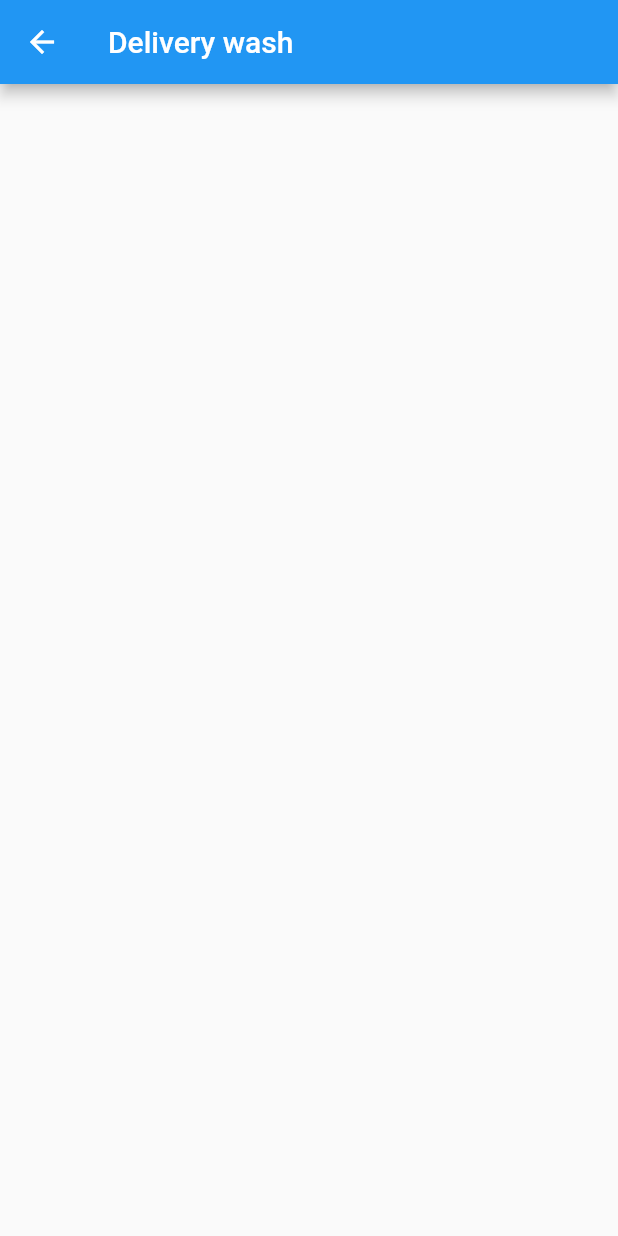
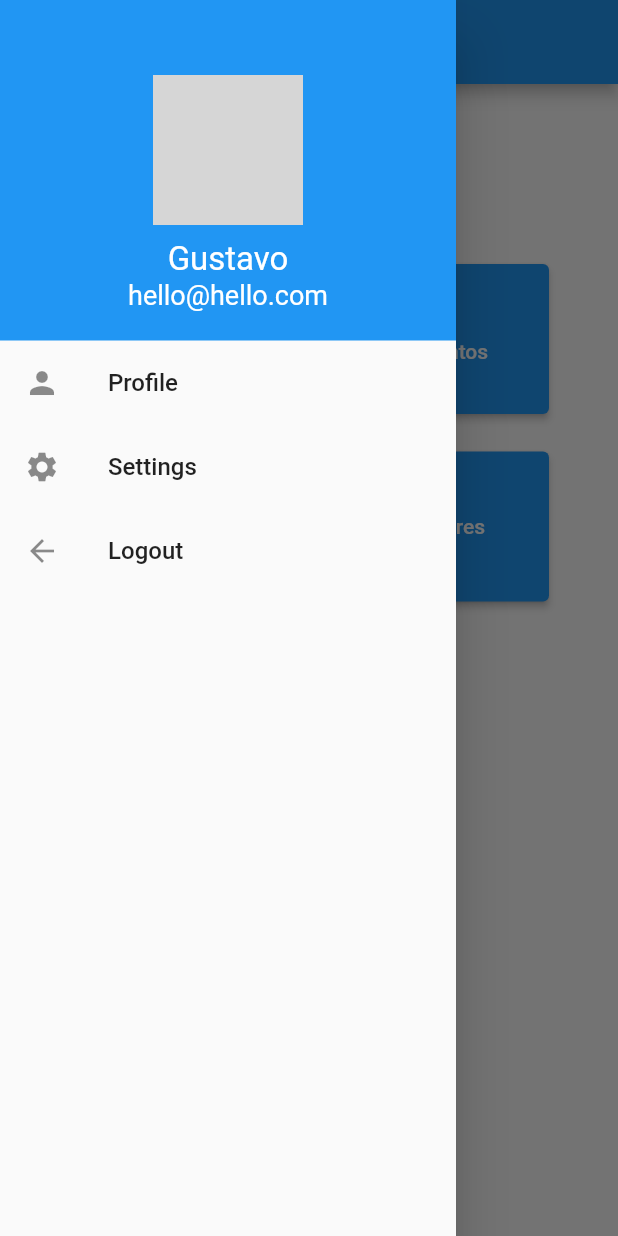
Before and after one commit to SILVAG0D/delivery_wash, a Flutter app: the MainScreen screen opened directly, with the side drawer open (before the commit the screen has no drawer), on a phone screen of 412 x 824 dp. Run offline on Flutter 3.47's test engine with Material 2 defaults, Android fonts, the light colour scheme and no system bars; network calls fail; grey boxes are pictures that could not be loaded.

Commit message:
tela main finalizada ,porem com possiveis alterações

```diff
--- /dev/null
+++ b/lib/home/components/drawer_screen.dart
@@ -0,0 +1,96 @@
+import 'package:delivery_wash/login/login_screen.dart';
+import 'package:flutter/material.dart';
+
+class DrawerScreen extends StatefulWidget {
+  @override
+  _DrawerScreenState createState() => _DrawerScreenState();
+}
+
+class _DrawerScreenState extends State<DrawerScreen> {
+  @override
+  Widget build(BuildContext context) {
+    return Drawer(
+      child: Column(
+        children: [
+          Container(
+            width: double.infinity,
+            padding: EdgeInsets.all(20),
+            color: Colors.blue,
+            child: Center(
+              child: Column(
+                children: [
+                  Container(
+                    width: 100,
+                    height: 100,
+                    margin: EdgeInsets.only(
+                      top: 30,
+                      bottom: 10
+                    ),
+                    decoration: BoxDecoration(
+                      shape: BoxShape.circle,
+                      image: DecorationImage(
+                          image: NetworkImage(
+                              'https://cdns-images.dzcdn.net/images/artist/9b7bb7d363cd06ed68f18892bcaa510e/500x500.jpg'),
+                          fit: BoxFit.fill),
+                    ),
+                  ),
+
+                  Text(
+                    'Gustavo',
+                    style: TextStyle(
+                      fontSize: 22,
+                      color: Colors.white
+                    ),
+                  ),
+
+                  Text(
+                    'hello@hello.com',
+                    style: TextStyle(
+                      fontSize: 18,
+                      color: Colors.white
+                    ),
+                  ),
+
+
+                ],
+              ),
+            ),
+          ),
+          ListTile(
+            leading: Icon(Icons.person),
+            title: Text('Profile',
+            style: TextStyle(
+              fontSize: 16,
+              fontWeight: FontWeight.w500 ,
+            ),
+            ),
+          ),
+
+            ListTile(
+            leading: Icon(Icons.settings),
+            title: Text('Settings',
+            style: TextStyle(
+              fontSize: 16,
+              fontWeight: FontWeight.w500 ,
+            ),
+            ),
+          ),
+
+            ListTile(
+
+            leading: Icon(Icons.arrow_back),
+            title: Text('Logout',
+            style: TextStyle(
+              fontSize: 16,
+              fontWeight: FontWeight.w500 ,
+            ),
+            ),
+            onTap: () {
+               Navigator.push(context,MaterialPageRoute(builder: (context) => LoginScreen()));
+            },
+          )
+        ],
+      ),
+    );
+  }
+}
--- a/lib/home/main_screen.dart
+++ b/lib/home/main_screen.dart
@@ -1,8 +1,8 @@
+import 'package:delivery_wash/home/components/drawer_screen.dart';
+import 'package:delivery_wash/washers/washers_screen.dart';
 import 'package:flutter/material.dart';
 
 class MainScreen extends StatefulWidget {
-
-
   @override
   _MainScreenState createState() => _MainScreenState();
 }
@@ -11,10 +11,73 @@ class _MainScreenState extends State<MainScreen> {
   @override
   Widget build(BuildContext context) {
     return Scaffold(
-      appBar: AppBar(
-        title: Text('Delivery wash'),
+        appBar: AppBar(
+          title: Text('Delivery wash'),
+        ),
+        drawer: DrawerScreen(),
+        body: Container(
+          padding: EdgeInsets.only(top: 120),
+          child: Column(
+            children: [
+              Row(
+                mainAxisAlignment: MainAxisAlignment.center,
+                children: [
+                  Container(
+                    height: 100,
+                    width: 150,
+                    child: ElevatedButton(
+                      onPressed: () {},
+                      child: Text('Fazer agendamento'),
+                    ),
+                  ),
 
-      ),
-    );
+                  SizedBox(
+                    width: 20,
+                  ),
+
+                  Container(
+                    height: 100,
+                    width: 150,
+                    child: ElevatedButton(
+                      onPressed: () {},
+                      child: Text('Meus agendamentos'),
+                    ),
+                  )
+                ],
+              ),
+              SizedBox(
+                height: 25,
+              ),
+              Row(
+                mainAxisAlignment: MainAxisAlignment.center,
+                children: [
+                  Container(
+                    height: 100,
+                    width: 150,
+                    child: ElevatedButton(
+                      onPressed: () {},
+                      child: Text('Planos de lavagem'),
+                    ),
+                  ),
+
+                  SizedBox(
+                    width: 20,
+                  ),
+
+                  Container(
+                    height: 100,
+                    width: 150,
+                    child: ElevatedButton(
+                      onPressed: () {
+                         Navigator.push(context,MaterialPageRoute(builder: (context) => WashersScreen()));
+                      },
+                      child: Text('Lavadores'),
+                    ),
+                  )
+                ],
+              )
+            ],
+          ),
+        ));
   }
 }
--- a/lib/login/login_screen.dart
+++ b/lib/login/login_screen.dart
@@ -1,4 +1,5 @@
 import 'package:delivery_wash/components/default_button.dart';
+import 'package:delivery_wash/home/main_screen.dart';
 import 'package:delivery_wash/sign_up/sign_up_screen.dart';
 import 'package:flutter/material.dart';
 
@@ -70,7 +71,9 @@ class _LoginScreenState extends State<LoginScreen> {
             SizedBox(height: 70,),
 
             ElevatedButton(
-              onPressed: () {},
+              onPressed: () {
+                 Navigator.push(context,MaterialPageRoute(builder: (context) => MainScreen()));
+              },
               child: Text(
                 'Login',
                 style: TextStyle(fontSize: 18),
--- /dev/null
+++ b/lib/washers/washers_screen.dart
@@ -0,0 +1,54 @@
+import 'package:flutter/material.dart';
+import 'dart:convert';
+import 'package:http/http.dart' as http;
+
+
+class WashersScreen extends StatefulWidget {
+
+
+  @override
+  _WashersScreenState createState() => _WashersScreenState();
+}
+
+class _WashersScreenState extends State<WashersScreen> {
+  Future<List> pegarUsuarios() async {
+    var url = Uri.parse('https://servicodados.ibge.gov.br/api/v2/censos/nomes/');
+    var response = await http.get(url);
+    if (response.statusCode == 200) {
+      return jsonDecode(utf8.decode(response.bodyBytes));
+    } else {
+      throw Exception('Erro ao carregar dados do servidor');
+    }
+  }
+
+
+  @override
+  Widget build(BuildContext context) {
+    return Scaffold(
+      body: FutureBuilder<List>(
+        future: pegarUsuarios(),
+        builder: (context, snapshot) {
+          if(snapshot.hasError){
+            return Center(
+              child: Text('Erro ao carregar usuários'),
+            );
+          }
+
+          if (snapshot.hasData) {
+            return ListView.builder(
+              itemCount: snapshot.data!.length,
+              itemBuilder: (context,index){
+                return ListTile(
+                  title: Text(snapshot.data![index]['nome']),
+                );
+              },
+            );
+          }
+          return Center(
+            child: CircularProgressIndicator(),
+          );
+        }
+      ),
+    );
+  }
+}
--- a/pubspec.yaml
+++ b/pubspec.yaml
@@ -34,6 +34,7 @@ dependencies:
   # The following adds the Cupertino Icons font to your application.
   # Use with the CupertinoIcons class for iOS style icons.
   cupertino_icons: ^1.0.2
+  http: ^0.13.4
 
 dev_dependencies:
   flutter_test:
```
Also changed, not shown: pubspec.lock.
